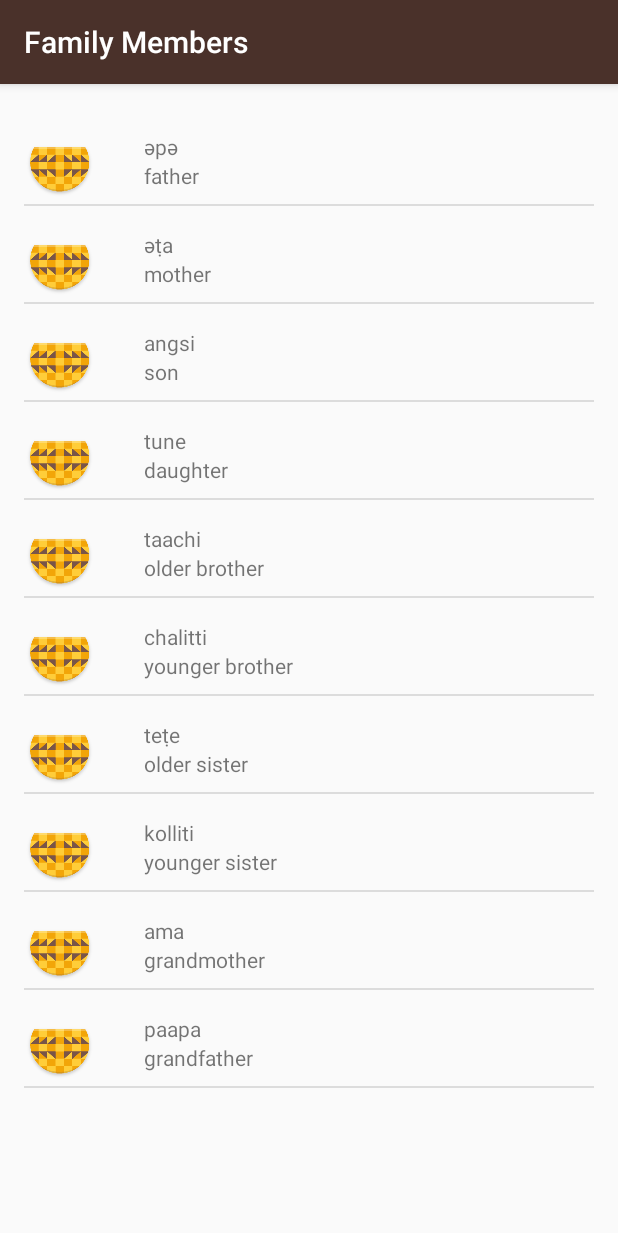
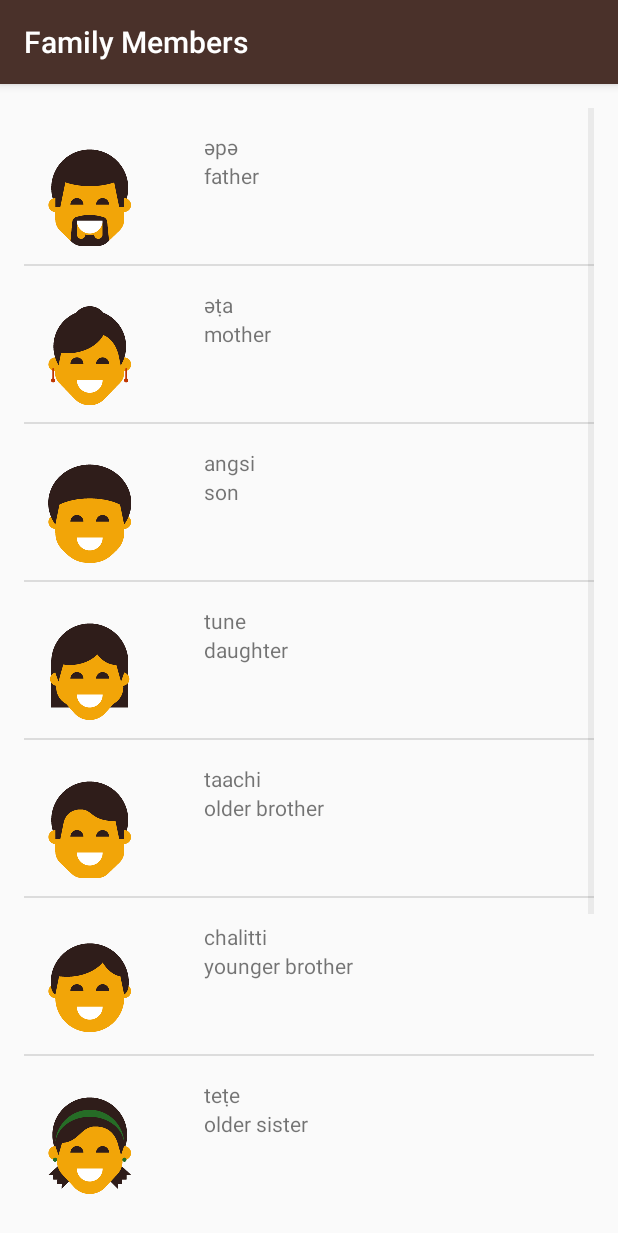
Before and after one commit to tomaszkolonko/AndroidBasics_Miwok, an Android app: the FamiliyActivity screen opened directly, with no data from a screen before it, on a phone screen of 412 x 824 dp. Shown: the top 1233 px of the screen. Run offline under Robolectric (Android 15) with nearby library versions, the phone set to English and light mode, and no system bars.

Commit message:
Added assets to the objects and views to be displayed correctly

```diff
--- a/app/src/main/java/com/example/android/miwok/FamiliyActivity.java
+++ b/app/src/main/java/com/example/android/miwok/FamiliyActivity.java
@@ -14,16 +14,16 @@
         setContentView(R.layout.word_list_container);
 
         ArrayList<Word> familyList = new ArrayList<>();
-        familyList.add(new Word("father", "әpә"));
-        familyList.add(new Word("mother", "әṭa"));
-        familyList.add(new Word("son", "angsi"));
-        familyList.add(new Word("daughter", "tune"));
-        familyList.add(new Word("older brother", "taachi"));
-        familyList.add(new Word("younger brother", "chalitti"));
-        familyList.add(new Word("older sister", "teṭe"));
-        familyList.add(new Word("younger sister", "kolliti"));
-        familyList.add(new Word("grandmother", "ama"));
-        familyList.add(new Word("grandfather", "paapa"));
+        familyList.add(new Word("father", "әpә", R.drawable.family_father));
+        familyList.add(new Word("mother", "әṭa", R.drawable.family_mother));
+        familyList.add(new Word("son", "angsi", R.drawable.family_son));
+        familyList.add(new Word("daughter", "tune", R.drawable.family_daughter));
+        familyList.add(new Word("older brother", "taachi", R.drawable.family_older_brother));
+        familyList.add(new Word("younger brother", "chalitti", R.drawable.family_younger_brother));
+        familyList.add(new Word("older sister", "teṭe", R.drawable.family_older_sister));
+        familyList.add(new Word("younger sister", "kolliti", R.drawable.family_younger_sister));
+        familyList.add(new Word("grandmother", "ama", R.drawable.family_grandmother));
+        familyList.add(new Word("grandfather", "paapa", R.drawable.family_grandfather));
 
         WordAdapter wordAdapter = new WordAdapter(this, familyList);
         ListView listView = (ListView) findViewById(R.id.wordListContainer);
--- a/app/src/main/java/com/example/android/miwok/Word.java
+++ b/app/src/main/java/com/example/android/miwok/Word.java
@@ -6,11 +6,14 @@
 public class Word {
     private String mDefaultWord;
     private String mMiwokWord;
+    private int mImageResourceId = NO_IMAGE_PROVIDED;
+    private static final int NO_IMAGE_PROVIDED = -1;
 
 
     private Word() {
         this.mDefaultWord = "";
         this.mMiwokWord = "";
+        this.mImageResourceId = 0;
     }
     /**
      * Create a Word object with the default and Miwok translations
@@ -19,9 +22,24 @@
      * @param miwokWord
      */
     public Word(String defaultWord, String miwokWord) {
+        this.mDefaultWord = defaultWord;
+        this.mMiwokWord = miwokWord;
+    }
+
+    /**
+     * Create a Word object with the default and Miwok translations and the
+     * corresponding image
+     *
+     * @param defaultWord
+     * @param miwokWord
+     * @param imageResourceId
+     */
+    public Word(String defaultWord, String miwokWord, int imageResourceId) {
         this();
         this.mDefaultWord = defaultWord;
         this.mMiwokWord = miwokWord;
+        this.mImageResourceId = imageResourceId;
+
     }
 
     /**
@@ -41,4 +59,17 @@
     public String getMiwokTranslation() {
         return mMiwokWord;
     }
+
+    /**
+     * Get the reference to the image resource
+     *
+     * @return
+     */
+    public int getImageResourceId() {
+        return mImageResourceId;
+    }
+
+    public boolean hasImage() {
+        return mImageResourceId != NO_IMAGE_PROVIDED;
+    }
 }
--- a/app/src/main/java/com/example/android/miwok/WordAdapter.java
+++ b/app/src/main/java/com/example/android/miwok/WordAdapter.java
@@ -1,12 +1,14 @@
 package com.example.android.miwok;
 
 import android.content.Context;
+import android.media.Image;
 import android.support.annotation.NonNull;
 import android.support.annotation.Nullable;
 import android.view.LayoutInflater;
 import android.view.View;
 import android.view.ViewGroup;
 import android.widget.ArrayAdapter;
+import android.widget.ImageView;
 import android.widget.TextView;
 
 import java.util.ArrayList;
@@ -30,12 +32,19 @@
         }
 
         // Lookup view for data population
-        TextView defaultWord = (TextView) convertView.findViewById(R.id.defaultWord);
-        TextView miwokWord = (TextView) convertView.findViewById(R.id.miwokWord);
+        TextView defaultWord = (TextView) convertView.findViewById(R.id.default_word);
+        TextView miwokWord = (TextView) convertView.findViewById(R.id.miwok_word);
+        ImageView imageView = (ImageView) convertView.findViewById(R.id.word_image);
 
         // Populate the data into the template view using the data object
         defaultWord.setText(word.getDefaultTranslation());
         miwokWord.setText(word.getMiwokTranslation());
+        if(word.hasImage()) {
+            imageView.setImageResource(word.getImageResourceId());
+            imageView.setVisibility(View.VISIBLE);
+        } else {
+            imageView.setVisibility(View.GONE);
+        }
 
         // Return the completed view to render on screen
         return convertView;
--- a/app/src/main/res/layout/single_word_view_element.xml
+++ b/app/src/main/res/layout/single_word_view_element.xml
@@ -19,7 +19,7 @@
         android:orientation="vertical">
 
         <TextView
-            android:id="@+id/miwokWord"
+            android:id="@+id/miwok_word"
             android:layout_width="match_parent"
             android:layout_height="wrap_content"
             android:paddingTop="16dp"
@@ -27,7 +27,7 @@
             android:gravity="center_vertical" />
 
         <TextView
-            android:id="@+id/defaultWord"
+            android:id="@+id/default_word"
             android:layout_width="match_parent"
             android:layout_height="wrap_content"
             android:text="Placeholder" />
```
Also changed, not shown: app/src/main/java/com/example/android/miwok/ColorsActivity.java (+8 -8 lines), app/src/main/java/com/example/android/miwok/NumbersActivity.java (+10 -10 lines).
